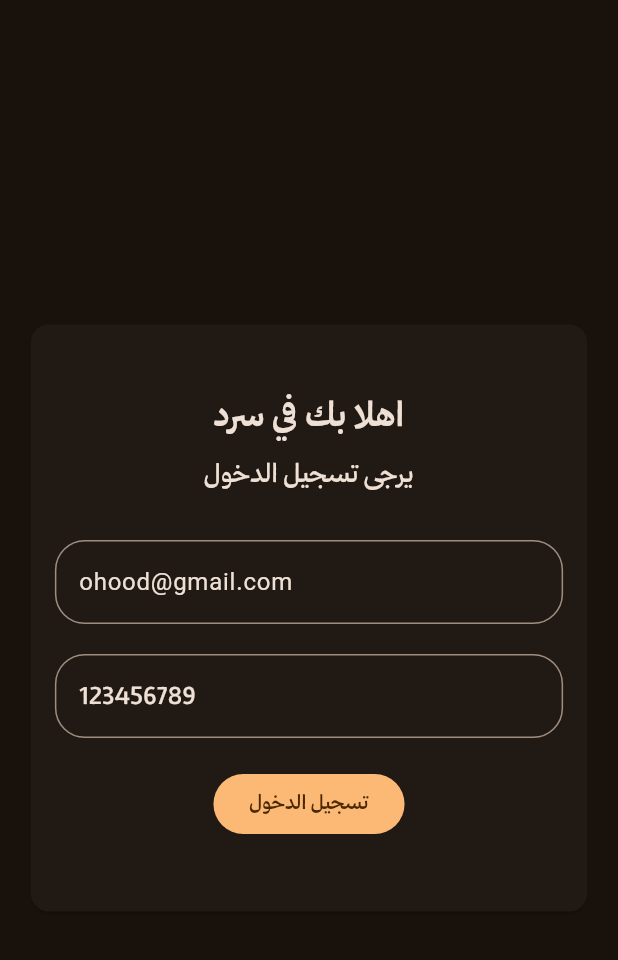
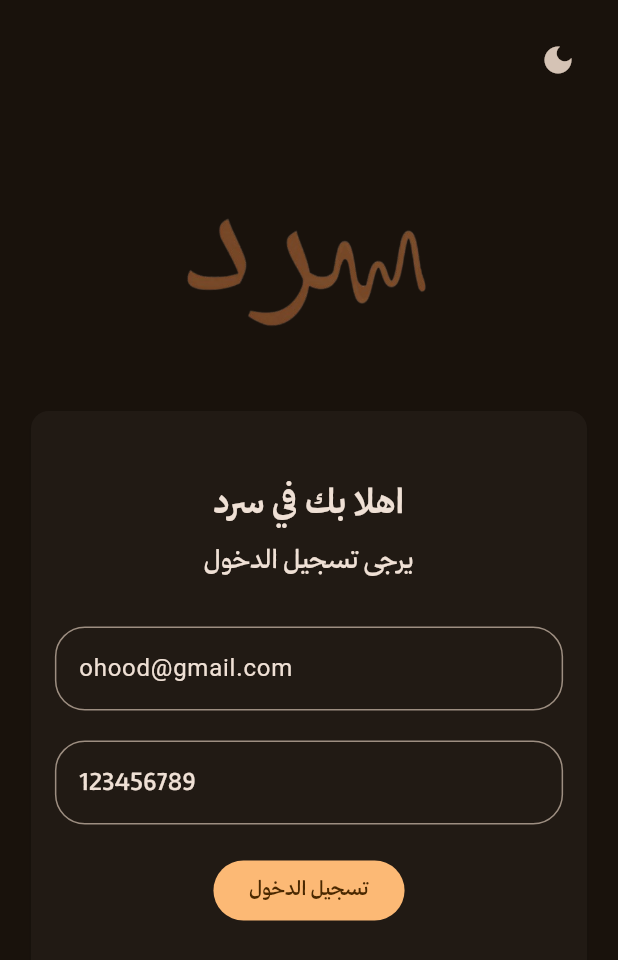
Before and after one commit to engOHOOD/capstone-i, a Flutter app: the screen it shows after launch, on a phone screen of 412 x 824 dp. Shown: the top 960 px of the screen. Run offline on Flutter 3.47's test engine with Material 3 defaults, Android fonts, the phone set to English and light mode, and no system bars; our stand-ins replace bloc, flutter_bloc, flutter_hooks, fpdart, freezed_annotation, gap and 4 more; missing offline and left inert: any_image_view.

Commit message:
initial commit

```diff
--- a/first_capstone/assets/data/podcasts.json
+++ b/first_capstone/assets/data/podcasts.json
@@ -22,7 +22,7 @@
   {
     "id": 3,
     "title": "نايف حمدان",
-    "description": "نغزو الاندلس",
+    "description": "نايف حمدان هو صانع محتوى سعودي شهير ومؤثر، اشتهر بأسلوبه القصصي  (حكواتي) على سناب شات ويوتيوب، حيث يسرد القصص التاريخية والتراثية بلهجة عامية بسيطة ومختصرة.",
     "coverImage": "assets/images/naif_hamdan/naif_hamdan.jpg",
     "category": "history",
     "followersCount": 400000,
--- a/first_capstone/lib/core/navigation/route_keys.dart
+++ b/first_capstone/lib/core/navigation/route_keys.dart
@@ -10,3 +10,4 @@ class RouteKeys {
   static const String library = "/library";
   static const String profile = "/profile";
 }
+//!
--- a/first_capstone/lib/core/widget/episodes_horizontal_grid_widget.dart.dart
+++ b/first_capstone/lib/core/widget/episodes_horizontal_grid_widget.dart.dart
@@ -32,7 +32,7 @@ class EpisodesHorizontalGridWidget extends StatelessWidget {
               title: Text(podcasts[index].title,style: Theme.of(context).textTheme.bodyLarge,),
               leading: AnyImageView(
                 imagePath: podcasts[index].coverImage,
-                fit: .fitHeight,
+                fit: .cover,
                 borderRadius: BorderRadius.circular(5),
                 placeholderWidget: CircularProgressIndicator(),
                 errorWidget: Icon(Icons.error),
--- a/first_capstone/lib/core/widget/episodes_list.dart
+++ b/first_capstone/lib/core/widget/episodes_list.dart
@@ -17,6 +17,8 @@ class EpisodesList extends StatelessWidget {
                   "${RouteKeys.home}/${RouteKeys.episode}",
                   extra: episodes[index].id,
                 ),
+                child: Padding(
+                  padding: const EdgeInsets.all(8.0),
                   child: ListTile(
                     title: Text(
                       episodes[index].title,
@@ -32,5 +34,6 @@ class EpisodesList extends StatelessWidget {
 
                   ),
                 ),
+              ),
             );
 }}
--- a/first_capstone/lib/features/bottom_navigation/bottom_navigation_screen.dart
+++ b/first_capstone/lib/features/bottom_navigation/bottom_navigation_screen.dart
@@ -1,5 +1,4 @@
 import 'package:flutter/material.dart';
-import 'package:flutter/widgets.dart';
 import 'package:go_router/go_router.dart';
 
 class BottomNavigationScreen extends StatelessWidget {
--- a/first_capstone/lib/features/epsiode/episode_player/cubit/episode_player_cubit.dart
+++ b/first_capstone/lib/features/epsiode/episode_player/cubit/episode_player_cubit.dart
@@ -1,7 +1,6 @@
 import 'package:bloc/bloc.dart';
 import 'package:just_audio/just_audio.dart';
 import 'package:meta/meta.dart';
-
 part 'episode_player_state.dart';
 
 class EpisodePlayerCubit extends Cubit<EpisodePlayerState> {
--- a/first_capstone/lib/features/epsiode/epsiode_screen.dart
+++ b/first_capstone/lib/features/epsiode/epsiode_screen.dart
@@ -1,4 +1,3 @@
-import 'dart:ui';
 
 import 'package:first_capstone/core/widget/image_widget.dart';
 import 'package:first_capstone/features/epsiode/cubit/epsiode_cubit.dart';
--- a/first_capstone/lib/features/login/login_screen.dart
+++ b/first_capstone/lib/features/login/login_screen.dart
@@ -1,5 +1,7 @@
 import 'package:first_capstone/core/navigation/route_keys.dart';
+import 'package:first_capstone/core/theme/cubit/theme_cubit.dart';
 import 'package:first_capstone/features/login/cubit/login_cubit.dart';
+import 'package:first_capstone/features/login/widget/field_widget.dart';
 import 'package:flutter/material.dart';
 import 'package:flutter/widgets.dart';
 import 'package:flutter_bloc/flutter_bloc.dart';
@@ -31,7 +33,7 @@ class LoginScreen extends HookWidget {
                 context: context,
                 barrierDismissible: false,
                 builder: (context) =>
-                    Center(child: CircularProgressIndicator(key: loadingKey,)),
+                    Center(child: CircularProgressIndicator(key: loadingKey)),
               );
             case SuccessState _:
               context.go(RouteKeys.home);
@@ -71,7 +73,27 @@ class LoginScreen extends HookWidget {
             padding: const EdgeInsets.all(16.0),
             child: BlocBuilder<LoginCubit, LoginState>(
               builder: (context, state) {
-                return Center(
+                return Column(
+                  children: [
+                     Align(
+                      alignment: .centerStart,
+                      child: BlocBuilder<ThemeCubit, ThemeMode>(
+                        builder: (context, themeState) {
+                          return IconButton(
+                            onPressed: () {
+                              context.read<ThemeCubit>().switchTheme();
+                            },
+                            icon: Icon(
+                              themeState == ThemeMode.dark
+                                  ? Icons.dark_mode
+                                  : Icons.light_mode,
+                            ),
+                          );
+                        },
+                      ),
+                    ),
+                    Image.asset("assets/images/logo.png",height: 50.sw,width: 50.sw,),
+                    Center(
 
                       child: Card(
                         child: ConstrainedBox(
@@ -94,34 +116,15 @@ class LoginScreen extends HookWidget {
                                   style: Theme.of(context).textTheme.titleSmall,
                                 ),
                                 Gap(30),
-                            TextFormField(
-                              textDirection: .ltr,
+                                FieldWidget(
+                                  hint: "Email",
                                   controller: emailController,
-                              decoration: InputDecoration(
-                                hintText: "Email",
-                                hintTextDirection: .ltr,
-                                border: OutlineInputBorder(
-                                  borderRadius: BorderRadius.circular(20),
                                 ),
-                              ),
-                              onTapOutside: (value) {
-                                FocusManager.instance.primaryFocus?.unfocus();
-                              },
-                            ),
+
                                 Gap(20),
-                            TextFormField(
-                              textDirection: .ltr,
+                                FieldWidget(
+                                  hint: "Password",
                                   controller: passwordController,
-                              decoration: InputDecoration(
-                                hintText: "Password",
-                                hintTextDirection: .ltr,
-                                border: OutlineInputBorder(
-                                  borderRadius: BorderRadius.circular(20),
-                                ),
-                              ),
-                              onTapOutside: (value) {
-                                FocusManager.instance.primaryFocus?.unfocus();
-                              },
                                 ),
 
                                 Gap(20),
@@ -139,6 +142,8 @@ class LoginScreen extends HookWidget {
                           ),
                         ),
                       ),
+                    ),
+                  ],
                 );
               },
             ),
--- /dev/null
+++ b/first_capstone/lib/features/login/widget/field_widget.dart
@@ -0,0 +1,24 @@
+import 'package:flutter/material.dart';
+
+class FieldWidget extends StatelessWidget {
+  final TextEditingController controller;
+  final String hint;
+
+  const FieldWidget({super.key, required this.controller, required this.hint});
+
+  @override
+  Widget build(BuildContext context) {
+    return TextFormField(
+      textDirection: .ltr,
+      controller: controller,
+      decoration: InputDecoration(
+        hintText: hint,
+        hintTextDirection: .ltr,
+        border: OutlineInputBorder(borderRadius: BorderRadius.circular(20)),
+      ),
+      onTapOutside: (value) {
+        FocusManager.instance.primaryFocus?.unfocus();
+      },
+    );
+  }
+}
--- a/first_capstone/pubspec.yaml
+++ b/first_capstone/pubspec.yaml
@@ -23,7 +23,6 @@ dependencies:
   go_router: ^17.1.0
   json_annotation: ^4.11.0
   just_audio: ^0.10.5
-  shared_preferences: ^2.5.5
   sizer: ^3.1.3
 
 dev_dependencies:
@@ -34,9 +33,11 @@ dev_dependencies:
   build_runner: ^2.13.1
   freezed: ^3.2.5
 
+
 flutter:
   uses-material-design: true
   assets:
+   - assets/images/
    - assets/images/fnjan/
    - assets/images/jenayah/
    - assets/images/naif_hamdan/
```
Also changed, not shown: first_capstone/lib/features/podcast/podcast_screen.dart (+13 -5 lines), first_capstone/assets/images/logo.png (added), first_capstone/pubspec.lock, 3 other files. Lines whose indentation alone changed are shown as unchanged.
